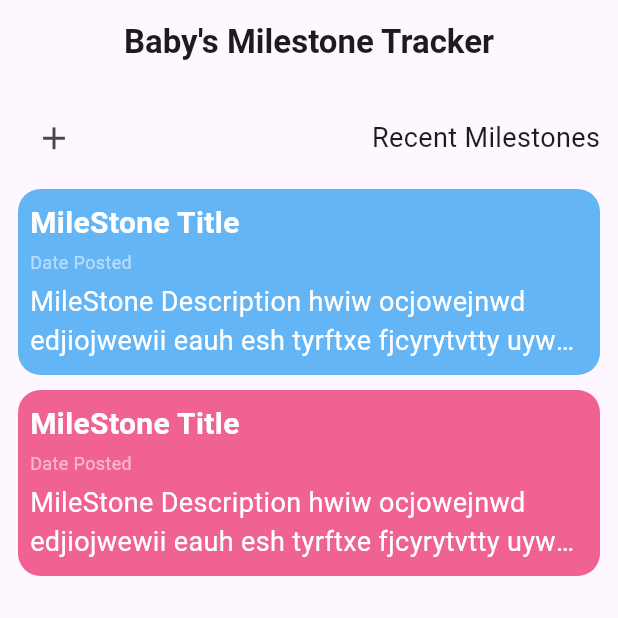
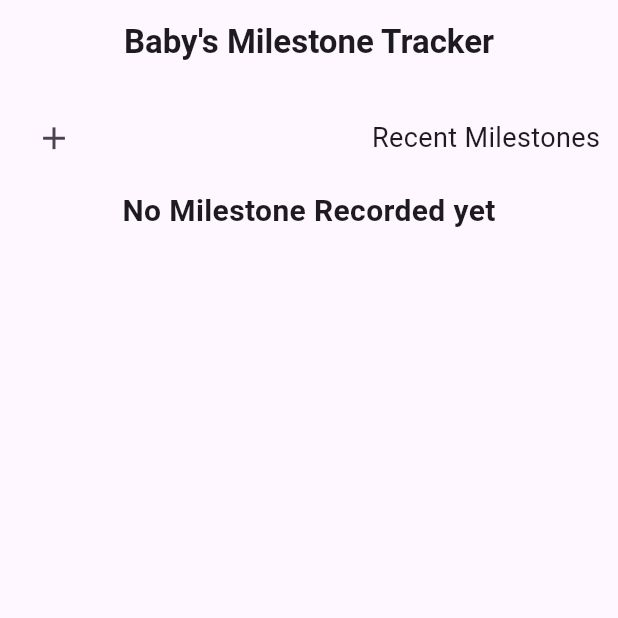
Before and after one commit to Tosin2289/Baby-Milestone-App, a Flutter app: the HomeScreen screen opened directly, on a phone screen of 412 x 824 dp, the top half of it. Run offline on Flutter 3.47's test engine with Material 3 defaults, Android fonts, the phone set to English and light mode, and no system bars; our stand-ins replace get, get_storage, iconsax, image_picker; accounts and stored records are empty.

```diff
--- a/lib/src/controller/milestone_controller.dart
+++ b/lib/src/controller/milestone_controller.dart
@@ -1,10 +1,12 @@
 import 'dart:io';
 
+import 'package:baby_milestone_app/src/models/milestone.dart';
 import 'package:get/get.dart';
 import 'package:image_picker/image_picker.dart';
 
 class MilestoneController extends GetxController {
   static MilestoneController get instance => Get.find();
+  RxList<Milestone> milestones = <Milestone>[].obs;
   late Rx<File?> pickedFile;
   XFile? imageFile;
   pickedImageFileFromGallery() async {
--- a/lib/src/views/add_new_milestone_screen.dart
+++ b/lib/src/views/add_new_milestone_screen.dart
@@ -1,3 +1,4 @@
+import 'package:baby_milestone_app/src/controller/milestone_controller.dart';
 import 'package:flutter/material.dart';
 
 class AddNewMileStonrScreen extends StatefulWidget {
@@ -14,15 +15,17 @@ class _AddNewMileStonrScreenState extends State<AddNewMileStonrScreen> {
     final DateTime? picked = await showDatePicker(
       context: context,
       initialDate: selectedDate,
-      firstDate: DateTime(2015),
+      firstDate: DateTime(2000),
       lastDate: DateTime(2101),
     );
-    if (picked != null && picked != selectedDate)
+    if (picked != null && picked != selectedDate) {
       setState(() {
         selectedDate = picked;
       });
+    }
   }
 
+  var controller = MilestoneController.instance;
   @override
   Widget build(BuildContext context) {
     return Scaffold(
@@ -42,12 +45,16 @@ class _AddNewMileStonrScreenState extends State<AddNewMileStonrScreen> {
                 CircleAvatar(
                     backgroundColor: Colors.grey.shade200,
                     radius: 80,
-                    child: Center(
-                      child: IconButton(
-                        icon: const Icon(Icons.add, color: Colors.grey),
-                        onPressed: () {},
-                      ),
-                    )),
+                    child: controller.pickedFile == null
+                        ? Center(
+                            child: IconButton(
+                              icon: const Icon(Icons.add, color: Colors.grey),
+                              onPressed: () {
+                                controller.pickedImageFileFromGallery();
+                              },
+                            ),
+                          )
+                        : Image.memory(bytes)),
                 const SizedBox(
                   height: 50,
                 ),
--- a/lib/src/views/home_screen.dart
+++ b/lib/src/views/home_screen.dart
@@ -1,10 +1,19 @@
+import 'package:baby_milestone_app/src/controller/milestone_controller.dart';
 import 'package:baby_milestone_app/src/views/details_screen.dart';
 import 'package:flutter/material.dart';
+import 'package:get/get.dart';
 
 import 'add_new_milestone_screen.dart';
 
-class HomeScreen extends StatelessWidget {
+class HomeScreen extends StatefulWidget {
   const HomeScreen({super.key});
+
+  @override
+  State<HomeScreen> createState() => _HomeScreenState();
+}
+
+class _HomeScreenState extends State<HomeScreen> {
+  var controller = Get.put(MilestoneController());
 
   @override
   Widget build(BuildContext context) {
@@ -43,9 +52,18 @@ class HomeScreen extends StatelessWidget {
             const SizedBox(
               height: 10,
             ),
-            InkWell(
+            controller.milestones.isNotEmpty
+                ? Expanded(
+                    child: ListView.separated(
+                        separatorBuilder: (context, index) => const SizedBox(
+                              height: 10,
+                            ),
+                        itemCount: controller.milestones.length,
+                        itemBuilder: (context, index) {
+                          return InkWell(
                             onTap: () {
-                Navigator.push(context, MaterialPageRoute(builder: (context) {
+                              Navigator.push(context,
+                                  MaterialPageRoute(builder: (context) {
                                 return const DetailsScreen();
                               }));
                             },
@@ -103,67 +121,15 @@ class HomeScreen extends StatelessWidget {
                                 ),
                               ),
                             ),
+                          );
+                        }),
+                  )
+                : const Center(
+                    child: Text(
+                      "No Milestone Recorded yet",
+                      style: TextStyle(fontSize: 20, fontWeight: FontWeight.bold),
                     ),
-            const SizedBox(
-              height: 10,
-            ),
-            InkWell(
-              onTap: () {},
-              child: Container(
-                height: 124,
-                decoration: BoxDecoration(
-                    color: Colors.pink.shade300,
-                    borderRadius: BorderRadius.circular(15)),
-                child: const Center(
-                  child: Padding(
-                    padding: EdgeInsets.all(8.0),
-                    child: Column(
-                      children: [
-                        Align(
-                          alignment: Alignment.centerLeft,
-                          child: Text(
-                            "MileStone Title",
-                            style: TextStyle(
-                                color: Colors.white,
-                                fontSize: 20,
-                                fontWeight: FontWeight.bold),
-                          ),
-                        ),
-                        SizedBox(
-                          height: 3,
-                        ),
-                        Align(
-                          alignment: Alignment.centerLeft,
-                          child: Text(
-                            "Date Posted",
-                            style: TextStyle(
-                              color: Colors.white54,
-                              fontSize: 12,
-                            ),
-                          ),
-                        ),
-                        SizedBox(
-                          height: 5,
-                        ),
-                        Align(
-                          alignment: Alignment.centerLeft,
-                          child: Text(
-                            "MileStone Description hwiw ocjowejnwd edjiojwewii eauh esh tyrftxe fjcyrytvtty uywehuh ws",
-                            maxLines: 2,
-                            overflow: TextOverflow.ellipsis,
-                            textAlign: TextAlign.left,
-                            style: TextStyle(
-                              color: Colors.white,
-                              fontSize: 18,
-                            ),
-                          ),
-                        ),
-                      ],
-                    ),
-                  ),
-                ),
-              ),
-            ),
+                  )
           ],
         ),
       ),
```
Lines whose indentation alone changed are shown as unchanged.
